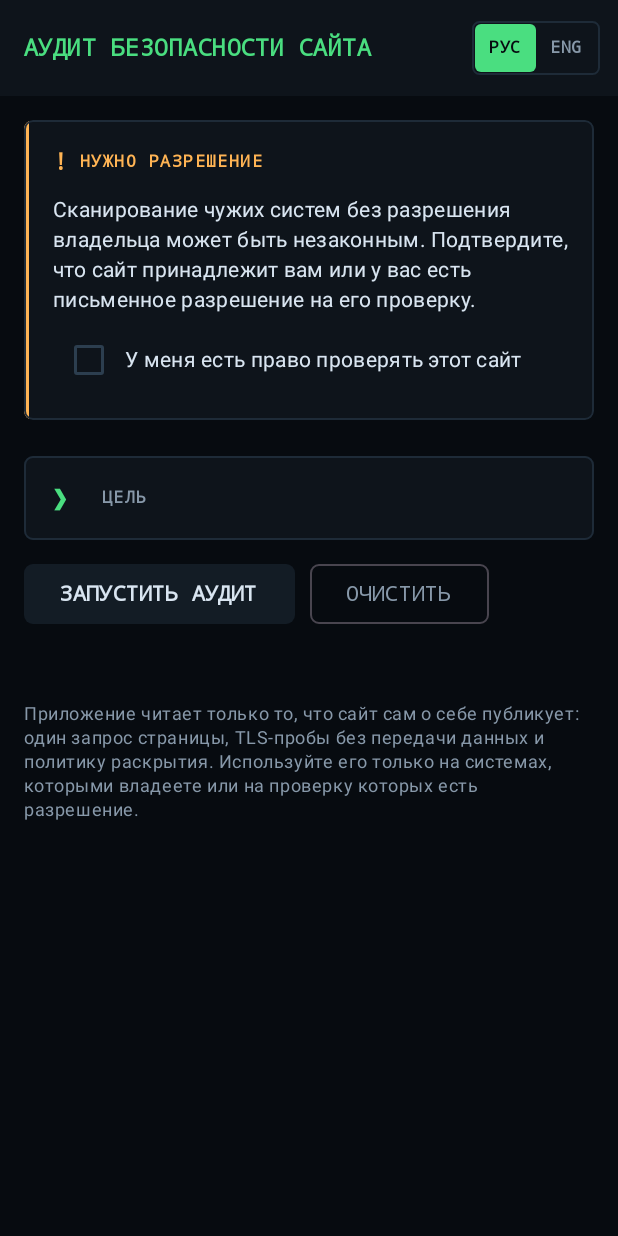
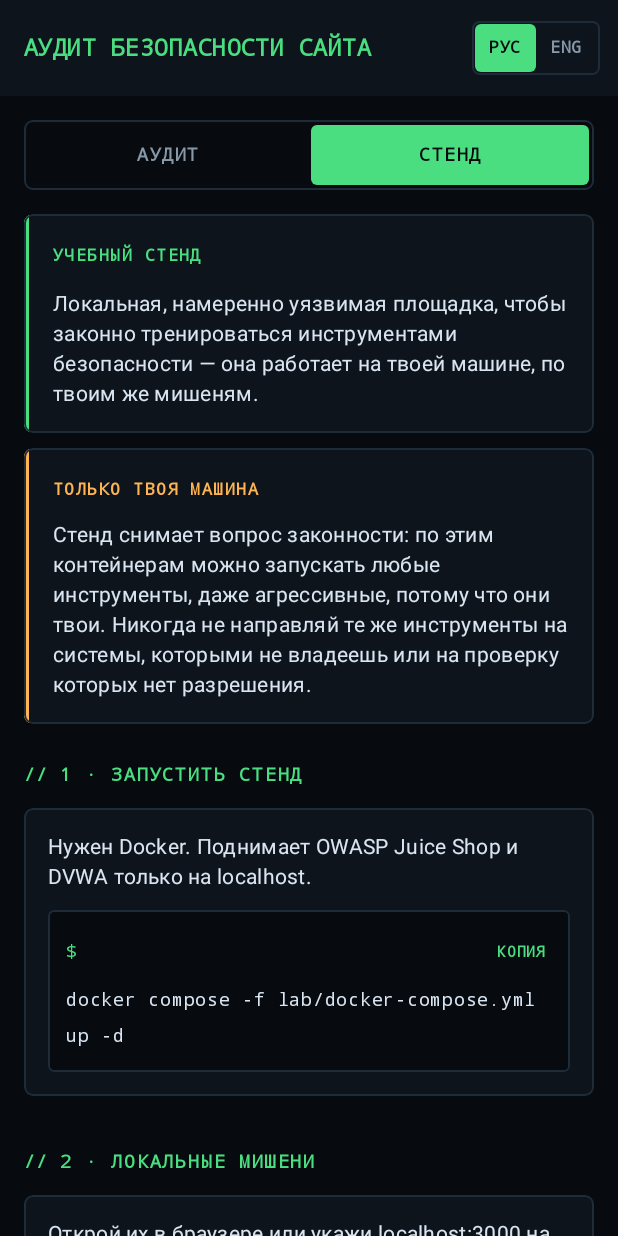
Before and after one commit to sunic007/test_gpt_cod, an Android app built with Jetpack Compose: the screen it shows after launch (MainActivity), after a tap on "РУС", on a phone screen of 412 x 824 dp. Run offline under Robolectric (Android 15) with nearby library versions, the phone set to English and light mode, and no system bars; pictures from the network do not load; 3 other taps on this screen came first.

Commit message:
Add a training-lab section (local vulnerable targets)
A legal place to practise offensive tooling: a lab you own, not attack
code baked into the APK.

- lab/docker-compose.yml spins up OWASP Juice Shop (localhost:3000) and
  DVWA (localhost:8080), bound to 127.0.0.1 only.
- lab/README.md: how to run it, how to point real Kali tools (nmap,
  nuclei, whatweb, testssl, ffuf, sqlmap) at your own containers, and
  where to learn the vulnerabilities themselves.
- In-app LAB tab: a guided screen with copy-to-clipboard command blocks
  (start the lab, local targets, run tools at localhost, learning links)
  and a "your machine only" warning. The app still executes nothing
  offensive — the commands run on the user's own Kali box against their
  own lab.

New AUDIT/LAB tab switch, clipboard copy, and full RU/EN strings
(StringsParityTest still green).

The offensive tooling stays outside the distributable app by design: it
belongs in a lab the user controls, not in an APK that could be aimed at
anyone.

Co-Authored-By: Claude Opus 4.8 <noreply@anthropic.com>
Claude-Session: https://claude.ai/code/session_01SVPZLeoWgQnr1oYbDznHHZ

```diff
--- a/app/src/main/java/com/secaudit/webscan/MainActivity.kt
+++ b/app/src/main/java/com/secaudit/webscan/MainActivity.kt
@@ -53,7 +53,9 @@ import androidx.compose.ui.Alignment
 import androidx.compose.ui.Modifier
 import androidx.compose.ui.draw.clip
 import androidx.compose.ui.graphics.Color
+import androidx.compose.ui.platform.LocalClipboardManager
 import androidx.compose.ui.platform.LocalContext
+import androidx.compose.ui.text.AnnotatedString
 import androidx.compose.ui.text.font.FontFamily
 import androidx.compose.ui.text.font.FontWeight
 import androidx.compose.ui.text.input.KeyboardType
@@ -103,6 +105,7 @@ private fun AppScreen(viewModel: ScanViewModel) {
 
     var target by remember { mutableStateOf("") }
     var authorised by remember { mutableStateOf(false) }
+    var showLab by remember { mutableStateOf(false) }
 
     fun shareReport() {
         val text = viewModel.exportText() ?: return
@@ -157,6 +160,14 @@ private fun AppScreen(viewModel: ScanViewModel) {
                 .verticalScroll(rememberScrollState())
                 .padding(16.dp)
         ) {
+            TabBar(s, showLab) { showLab = it }
+            Spacer(Modifier.height(16.dp))
+
+            if (showLab) {
+                LabScreen(s)
+                return@Column
+            }
+
             AuthorizationPanel(s, authorised) { authorised = it }
 
             Spacer(Modifier.height(16.dp))
@@ -247,6 +258,124 @@ private fun AppScreen(viewModel: ScanViewModel) {
 }
 
 // ----------------------------------------------------------------- top-level UI
+
+@Composable
+private fun TabBar(s: Strings, showLab: Boolean, onSelect: (Boolean) -> Unit) {
+    Row(
+        modifier = Modifier
+            .fillMaxWidth()
+            .border(1.dp, Term.Border, RoundedCornerShape(6.dp))
+            .padding(3.dp),
+        horizontalArrangement = Arrangement.spacedBy(3.dp)
+    ) {
+        TabPill(s.t("ui.tab.audit"), selected = !showLab, modifier = Modifier.weight(1f)) {
+            onSelect(false)
+        }
+        TabPill(s.t("ui.tab.lab"), selected = showLab, modifier = Modifier.weight(1f)) {
+            onSelect(true)
+        }
+    }
+}
+
+@Composable
+private fun TabPill(label: String, selected: Boolean, modifier: Modifier, onClick: () -> Unit) {
+    Box(
+        modifier = modifier
+            .background(
+                if (selected) Term.Accent else Color.Transparent,
+                RoundedCornerShape(4.dp)
+            )
+            .clickable { onClick() }
+            .padding(vertical = 8.dp),
+        contentAlignment = Alignment.Center
+    ) {
+        Text(
+            label,
+            color = if (selected) Term.Bg else Term.TextDim,
+            fontFamily = FontFamily.Monospace,
+            fontWeight = FontWeight.Bold,
+            fontSize = 12.sp,
+            letterSpacing = 1.sp
+        )
+    }
+}
+
+private const val LAB_UP = "docker compose -f lab/docker-compose.yml up -d"
+private const val LAB_TARGETS = "http://localhost:3000   # OWASP Juice Shop\n" +
+    "http://localhost:8080   # DVWA (admin / password)"
+private const val LAB_TOOLS = "nmap -sV -p- 127.0.0.1\n" +
+    "whatweb http://localhost:3000\n" +
+    "nuclei -u http://localhost:3000\n" +
+    "testssl.sh http://localhost:8080"
+private const val LAB_LINKS = "https://pwning.owasp-juice.shop/\n" +
+    "https://portswigger.net/web-security\n" +
+    "https://owasp.org/www-project-top-ten/"
+
+@Composable
+private fun LabScreen(s: Strings) {
+    Panel(accent = Term.Accent) {
+        Label(s.t("lab.title"), Term.Accent)
+        Spacer(Modifier.height(10.dp))
+        Text(s.t("lab.intro"), style = MaterialTheme.typography.bodyMedium, color = Term.Text)
+    }
+    Spacer(Modifier.height(10.dp))
+
+    Panel(accent = Term.Medium) {
+        Label(s.t("lab.warn.title"), Term.Medium)
+        Spacer(Modifier.height(8.dp))
+        Text(s.t("lab.warn.body"), style = MaterialTheme.typography.bodyMedium, color = Term.Text)
+    }
+
+    LabStep(s, "lab.step1.title", "lab.step1.body", LAB_UP)
+    LabStep(s, "lab.targets.title", "lab.targets.body", LAB_TARGETS)
+    LabStep(s, "lab.step2.title", "lab.step2.body", LAB_TOOLS)
+    LabStep(s, "lab.step3.title", "lab.step3.body", LAB_LINKS)
+}
+
+@Composable
+private fun LabStep(s: Strings, titleKey: String, bodyKey: String, command: String) {
+    SectionHeader(s.t(titleKey))
+    Panel {
+        Text(s.t(bodyKey), style = MaterialTheme.typography.bodyMedium, color = Term.Text)
+        Spacer(Modifier.height(12.dp))
+        CommandBlock(s, command)
+    }
+    Spacer(Modifier.height(10.dp))
+}
+
+@Composable
+private fun CommandBlock(s: Strings, command: String) {
+    val clipboard = LocalClipboardManager.current
+    Column(
+        Modifier
+            .fillMaxWidth()
+            .background(Term.Bg, RoundedCornerShape(4.dp))
+            .border(1.dp, Term.Border, RoundedCornerShape(4.dp))
+            .padding(12.dp)
+    ) {
+        Row(verticalAlignment = Alignment.CenterVertically) {
+            Text(
+                "$ ",
+                color = Term.Accent,
+                fontFamily = FontFamily.Monospace,
+                fontSize = 12.sp,
+                modifier = Modifier.weight(1f)
+            )
+            Text(
+                s.t("lab.copy"),
+                color = Term.Accent,
+                fontFamily = FontFamily.Monospace,
+                fontWeight = FontWeight.Bold,
+                fontSize = 10.sp,
+                modifier = Modifier
+                    .clickable { clipboard.setText(AnnotatedString(command)) }
+                    .padding(4.dp)
+            )
+        }
+        Spacer(Modifier.height(4.dp))
+        Text(command, color = Term.Text, fontFamily = FontFamily.Monospace, fontSize = 12.sp)
+    }
+}
 
 @Composable
 private fun HistorySection(
--- a/app/src/main/java/com/secaudit/webscan/i18n/EnStrings.kt
+++ b/app/src/main/java/com/secaudit/webscan/i18n/EnStrings.kt
@@ -18,6 +18,28 @@ object EnStrings : Strings() {
         "ui.action.export" to "SHARE",
         "ui.sec.history" to "HISTORY",
         "ui.history.clear" to "CLEAR ALL",
+
+        // ------------------------------------------------------------ lab screen
+        "ui.tab.audit" to "AUDIT",
+        "ui.tab.lab" to "LAB",
+        "lab.copy" to "COPY",
+        "lab.title" to "TRAINING LAB",
+        "lab.intro" to "A local, intentionally-vulnerable playground for practising security " +
+            "tooling legally — it runs on your own machine, against targets you own.",
+        "lab.warn.title" to "YOUR MACHINE ONLY",
+        "lab.warn.body" to "The lab removes the legality problem: you may run any tool, even the " +
+            "aggressive ones, against these containers because they are yours. Never point the " +
+            "same tools at systems you do not own or are not authorised to test.",
+        "lab.step1.title" to "1 · START THE LAB",
+        "lab.step1.body" to "Requires Docker. This starts OWASP Juice Shop and DVWA, bound to " +
+            "localhost only.",
+        "lab.targets.title" to "2 · LOCAL TARGETS",
+        "lab.targets.body" to "Open these in a browser, or point the Audit tab at localhost:3000.",
+        "lab.step2.title" to "3 · RUN TOOLS AT LOCALHOST",
+        "lab.step2.body" to "On your Kali box, aim the offensive tooling at your own containers.",
+        "lab.step3.title" to "4 · LEARN THE BUGS",
+        "lab.step3.body" to "The tools are the easy part; these walk through the vulnerabilities " +
+            "themselves.",
         "ui.lang.label" to "LANGUAGE",
         "ui.footer" to "The app reads only what the target publishes about itself: one page " +
             "request, handshake-only TLS probes, and the disclosure policy. Use it solely on " +
--- a/app/src/main/java/com/secaudit/webscan/i18n/RuStrings.kt
+++ b/app/src/main/java/com/secaudit/webscan/i18n/RuStrings.kt
@@ -19,6 +19,27 @@ object RuStrings : Strings() {
         "ui.action.export" to "ПОДЕЛИТЬСЯ",
         "ui.sec.history" to "ИСТОРИЯ",
         "ui.history.clear" to "ОЧИСТИТЬ ВСЁ",
+
+        // ------------------------------------------------------------ lab screen
+        "ui.tab.audit" to "АУДИТ",
+        "ui.tab.lab" to "СТЕНД",
+        "lab.copy" to "КОПИЯ",
+        "lab.title" to "УЧЕБНЫЙ СТЕНД",
+        "lab.intro" to "Локальная, намеренно уязвимая площадка, чтобы законно тренироваться " +
+            "инструментами безопасности — она работает на твоей машине, по твоим же мишеням.",
+        "lab.warn.title" to "ТОЛЬКО ТВОЯ МАШИНА",
+        "lab.warn.body" to "Стенд снимает вопрос законности: по этим контейнерам можно запускать " +
+            "любые инструменты, даже агрессивные, потому что они твои. Никогда не направляй те же " +
+            "инструменты на системы, которыми не владеешь или на проверку которых нет разрешения.",
+        "lab.step1.title" to "1 · ЗАПУСТИТЬ СТЕНД",
+        "lab.step1.body" to "Нужен Docker. Поднимает OWASP Juice Shop и DVWA только на localhost.",
+        "lab.targets.title" to "2 · ЛОКАЛЬНЫЕ МИШЕНИ",
+        "lab.targets.body" to "Открой их в браузере или укажи localhost:3000 на вкладке «Аудит».",
+        "lab.step2.title" to "3 · ЗАПУСК ИНСТРУМЕНТОВ ПО LOCALHOST",
+        "lab.step2.body" to "На своей Kali-машине направляй наступательные инструменты на свои же " +
+            "контейнеры.",
+        "lab.step3.title" to "4 · РАЗБИРАТЬ УЯЗВИМОСТИ",
+        "lab.step3.body" to "Инструменты — простая часть; эти ресурсы объясняют сами уязвимости.",
         "ui.lang.label" to "ЯЗЫК",
         "ui.footer" to "Приложение читает только то, что сайт сам о себе публикует: один запрос " +
             "страницы, TLS-пробы без передачи данных и политику раскрытия. Используйте его " +
```
Also changed, not shown: 2 other files.
